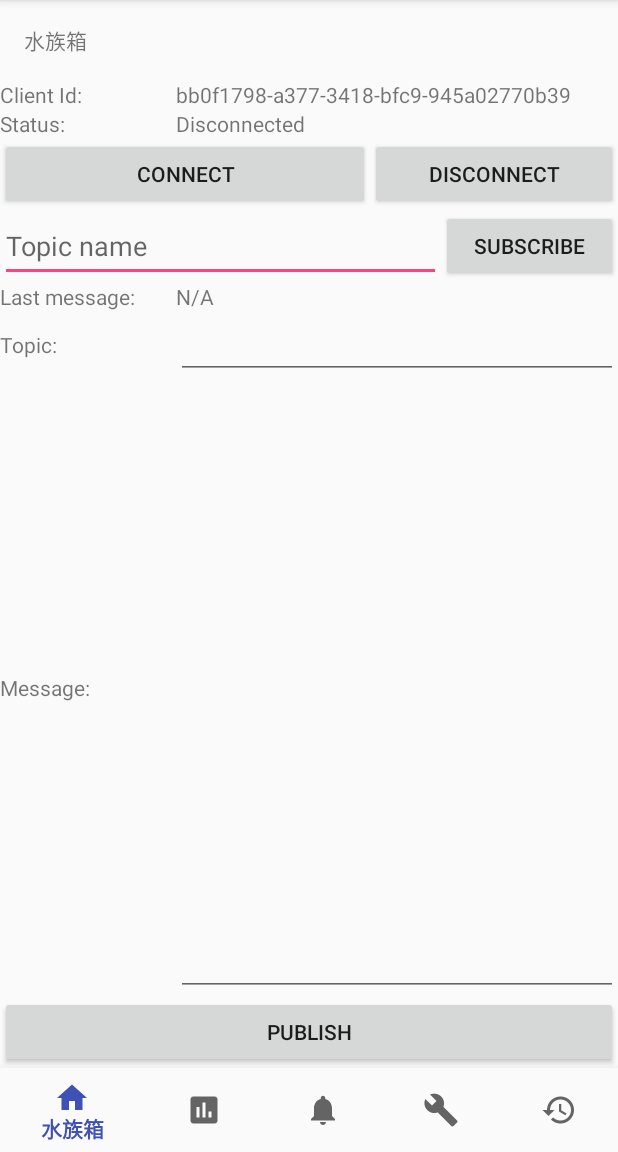
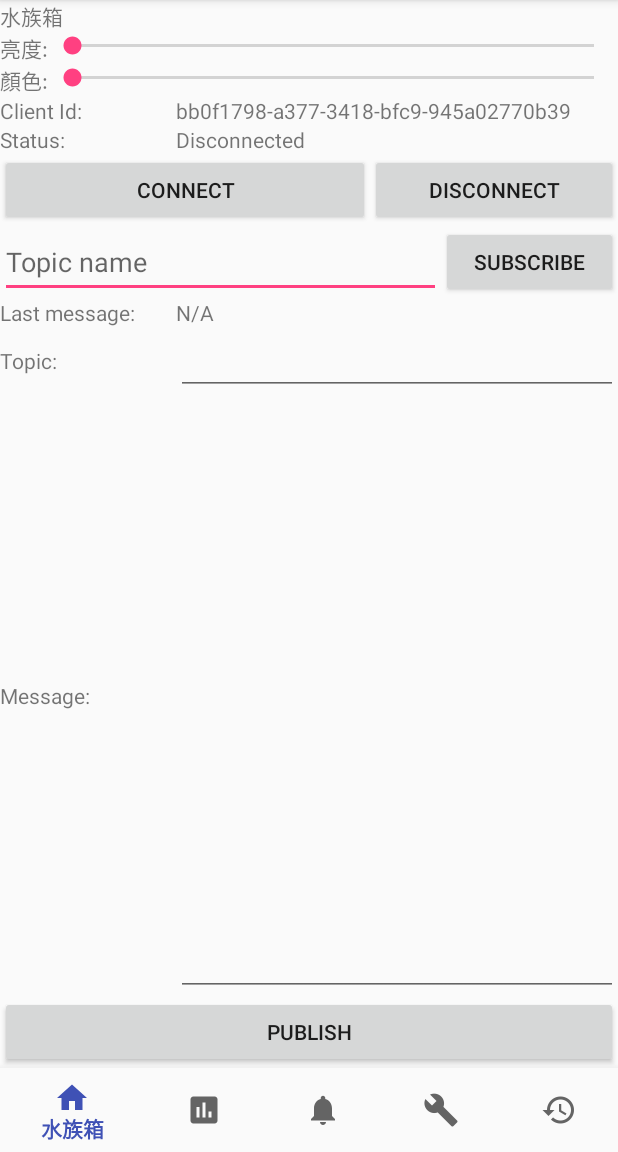
Before and after one commit to AquariumHub/android_app, an Android app: the screen it shows after launch (MainActivity), on a phone screen of 412 x 824 dp, the part 84-1236 px from its top. Run offline under Robolectric (Android 15) with nearby library versions, the phone set to English and light mode, and no system bars; libraries missing offline, so code that uses them is left out: com.amazonaws.auth, com.amazonaws.mobileconnectors, com.amazonaws.regions, com.amazonaws.services; 20 statements that could not run were skipped.

Commit message:
add seekbar of intensity and color

```diff
--- a/app/src/main/java/net/aquariumhub/myapplication/MainActivity.java
+++ b/app/src/main/java/net/aquariumhub/myapplication/MainActivity.java
@@ -15,6 +15,7 @@ import android.view.View;
 import android.widget.Button;
 import android.widget.EditText;
 import android.widget.GridLayout;
+import android.widget.SeekBar;
 import android.widget.TextView;
 
 import com.amazonaws.auth.CognitoCachingCredentialsProvider;
@@ -71,6 +72,9 @@ public class MainActivity extends AppCompatActivity {
     Button btnSubscribe;
     Button btnPublish;
     Button btnDisconnect;
+
+    SeekBar barIntensity;
+    SeekBar barColor;
 
     AWSIotClient mIotAndroidClient;
     AWSIotMqttManager mqttManager;
@@ -158,7 +162,6 @@ public class MainActivity extends AppCompatActivity {
 
         Region region = Region.getRegion(MY_REGION);
 
-        // MQTT Client
         mqttManager = new AWSIotMqttManager(clientId, CUSTOMER_SPECIFIC_ENDPOINT);
 
         // Set keepalive to 10 seconds.  Will recognize disconnects more quickly but will also send
@@ -377,7 +380,6 @@ public class MainActivity extends AppCompatActivity {
         }
     };
 
-    @Override
     public boolean onCreateOptionsMenu(Menu menu) {
         getMenuInflater().inflate(R.menu.menu_top_right, menu);
         return true;
--- a/app/src/main/res/layout/activity_main.xml
+++ b/app/src/main/res/layout/activity_main.xml
@@ -12,11 +12,41 @@
         android:id="@+id/message"
         android:layout_width="match_parent"
         android:layout_height="wrap_content"
-        android:layout_marginBottom="@dimen/activity_vertical_margin"
-        android:layout_marginLeft="@dimen/activity_horizontal_margin"
-        android:layout_marginRight="@dimen/activity_horizontal_margin"
-        android:layout_marginTop="@dimen/activity_vertical_margin"
         android:text="@string/title_hub" />
+
+    <LinearLayout
+        android:layout_width="match_parent"
+        android:layout_height="wrap_content"
+        android:orientation="horizontal">
+
+        <TextView
+            android:layout_width="wrap_content"
+            android:layout_height="wrap_content"
+            android:text="@string/bar_intensity" />
+
+        <SeekBar
+            android:id="@+id/barIntensity"
+            android:layout_width="match_parent"
+            android:layout_height="wrap_content" />
+
+    </LinearLayout>
+
+    <LinearLayout
+        android:layout_width="match_parent"
+        android:layout_height="wrap_content"
+        android:orientation="horizontal">
+
+        <TextView
+            android:layout_width="wrap_content"
+            android:layout_height="wrap_content"
+            android:text="@string/bar_color" />
+
+        <SeekBar
+            android:id="@+id/barColor"
+            android:layout_width="match_parent"
+            android:layout_height="wrap_content" />
+
+    </LinearLayout>
 
     <LinearLayout
         android:layout_width="match_parent"
--- a/app/src/main/res/values/strings.xml
+++ b/app/src/main/res/values/strings.xml
@@ -12,4 +12,7 @@
     <string name="title_notifications">通知</string>
     <string name="title_setting">設定</string>
     <string name="title_history">歷史紀錄</string>
+
+    <string name="bar_intensity">亮度:</string>
+    <string name="bar_color">顏色:</string>
 </resources>
```
